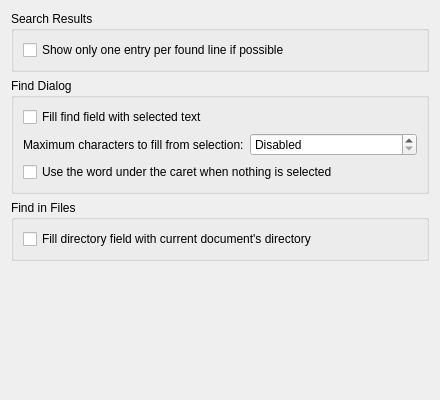
First picture: the form in src/searchsettings.ui, repository BLumia/pineapple-notepad, before the edit.
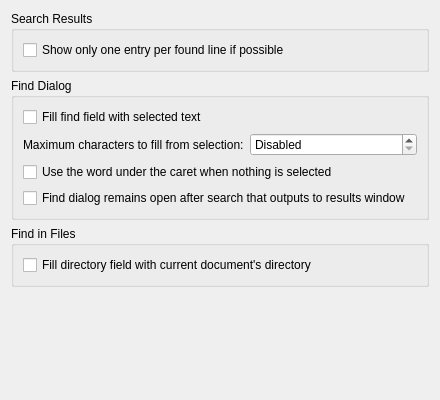
Second picture: the form after the edit.

Commit message: feat: keep search dialog always visible as a new option

The edit to the form file:
```diff
--- a/src/searchsettings.ui
+++ b/src/searchsettings.ui
@@ -73,6 +73,16 @@
         </property>
        </widget>
       </item>
+      <item row="3" column="0" colspan="2">
+       <widget class="QCheckBox" name="kcfg_findDialogAlwaysVisible">
+        <property name="toolTip">
+         <string>Keep the find dialog open after a search that outputs to the results window.</string>
+        </property>
+        <property name="text">
+         <string>Find dialog remains open after search that outputs to results window</string>
+        </property>
+       </widget>
+      </item>
      </layout>
     </widget>
    </item>
```
The commit also changes 4 other files.
